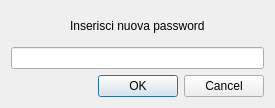
The window that Malnati_Client/changepwd.ui (PDSEditor/NjoiN) describes before a commit, drawn with Qt 5.
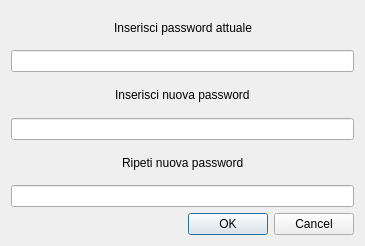
The same window after the commit.

Commit message: cambio password funzionante, da gestire il ritorno del messaggio al client

```diff
--- a/Malnati_Client/changepwd.ui
+++ b/Malnati_Client/changepwd.ui
@@ -6,8 +6,8 @@
    <rect>
     <x>0</x>
     <y>0</y>
-    <width>275</width>
-    <height>108</height>
+    <width>365</width>
+    <height>246</height>
    </rect>
   </property>
   <property name="windowTitle">
@@ -32,7 +32,7 @@
      <item>
       <widget class="QLabel" name="label">
        <property name="text">
-        <string>Inserisci nuova password</string>
+        <string>Inserisci password attuale</string>
        </property>
       </widget>
      </item>
@@ -51,12 +51,93 @@
      </item>
     </layout>
    </item>
+   <item row="4" column="0">
+    <widget class="QLineEdit" name="lineEdit_2">
+     <property name="echoMode">
+      <enum>QLineEdit::Password</enum>
+     </property>
+    </widget>
+   </item>
+   <item row="5" column="0">
+    <layout class="QHBoxLayout" name="horizontalLayout_3">
+     <item>
+      <spacer name="horizontalSpacer_5">
+       <property name="orientation">
+        <enum>Qt::Horizontal</enum>
+       </property>
+       <property name="sizeHint" stdset="0">
+        <size>
+         <width>40</width>
+         <height>20</height>
+        </size>
+       </property>
+      </spacer>
+     </item>
+     <item>
+      <widget class="QLabel" name="label_3">
+       <property name="text">
+        <string>Ripeti nuova password</string>
+       </property>
+      </widget>
+     </item>
+     <item>
+      <spacer name="horizontalSpacer_6">
+       <property name="orientation">
+        <enum>Qt::Horizontal</enum>
+       </property>
+       <property name="sizeHint" stdset="0">
+        <size>
+         <width>40</width>
+         <height>20</height>
+        </size>
+       </property>
+      </spacer>
+     </item>
+    </layout>
+   </item>
+   <item row="6" column="0">
+    <widget class="QLineEdit" name="lineEdit_3">
+     <property name="echoMode">
+      <enum>QLineEdit::Password</enum>
+     </property>
+    </widget>
+   </item>
    <item row="3" column="0">
-    <widget class="QDialogButtonBox" name="buttonBox">
-     <property name="standardButtons">
-      <set>QDialogButtonBox::Cancel|QDialogButtonBox::Ok</set>
-     </property>
-    </widget>
+    <layout class="QHBoxLayout" name="horizontalLayout_2">
+     <item>
+      <spacer name="horizontalSpacer_3">
+       <property name="orientation">
+        <enum>Qt::Horizontal</enum>
+       </property>
+       <property name="sizeHint" stdset="0">
+        <size>
+         <width>40</width>
+         <height>20</height>
+        </size>
+       </property>
+      </spacer>
+     </item>
+     <item>
+      <widget class="QLabel" name="label_2">
+       <property name="text">
+        <string>Inserisci nuova password</string>
+       </property>
+      </widget>
+     </item>
+     <item>
+      <spacer name="horizontalSpacer_4">
+       <property name="orientation">
+        <enum>Qt::Horizontal</enum>
+       </property>
+       <property name="sizeHint" stdset="0">
+        <size>
+         <width>40</width>
+         <height>20</height>
+        </size>
+       </property>
+      </spacer>
+     </item>
+    </layout>
    </item>
    <item row="2" column="0">
     <widget class="QLineEdit" name="lineEdit">
@@ -71,6 +152,13 @@
      </property>
     </widget>
    </item>
+   <item row="7" column="0">
+    <widget class="QDialogButtonBox" name="buttonBox">
+     <property name="standardButtons">
+      <set>QDialogButtonBox::Cancel|QDialogButtonBox::Ok</set>
+     </property>
+    </widget>
+   </item>
   </layout>
  </widget>
  <resources/>
```
The commit also changes 8 other files.
